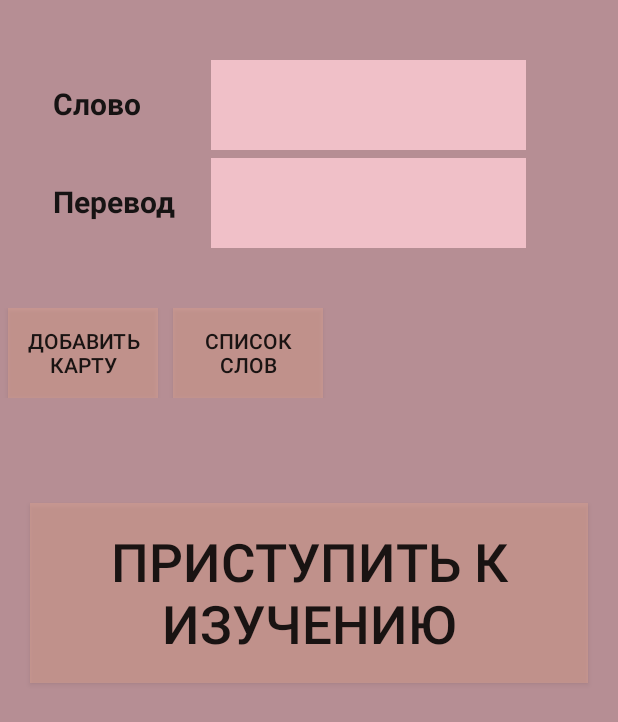
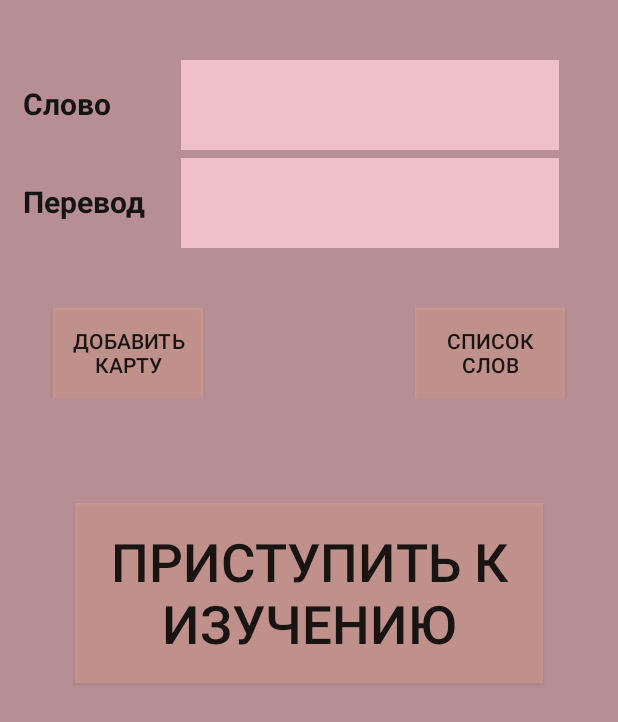
Before and after one commit to sub4ik/Flash_Cards, an Android app: the Main2Activity screen opened directly, with no data from a screen before it, on a phone screen of 412 x 824 dp. Shown: the top 722 px of the screen. Run offline under Robolectric (Android 15) with nearby library versions, the phone set to English and light mode, and no system bars.

Commit message:
Change button position in db_add.xml

```diff
--- a/app/src/main/res/layout/db_add.xml
+++ b/app/src/main/res/layout/db_add.xml
@@ -8,14 +8,14 @@
         android:id="@+id/linearLayout1"
         android:layout_width="match_parent"
         android:layout_height="wrap_content"
-        android:layout_marginLeft="30dp"
         android:layout_marginTop="40dp"
         android:weightSum="1">
+
         <TextView
             android:layout_width="100dp"
             android:layout_height="40dp"
             android:text="Слово"
-            android:layout_marginLeft="5dp"
+            android:layout_marginLeft="15dp"
             android:layout_marginRight="5dp"
             android:textSize="20dp"
             android:textColor="#161313"
@@ -28,24 +28,26 @@
             android:id="@+id/etWord"
             android:textStyle="normal|bold"
             android:textSize="18dp"
-            android:background="#F0C0C8" />
+            android:background="#F0C0C8"
+            android:layout_weight="0.52" />
     </LinearLayout>
 
     <LinearLayout
         android:id="@+id/linearLayout4"
         android:layout_width="match_parent"
         android:layout_height="wrap_content"
-        android:layout_marginLeft="30dp"
-        android:layout_marginTop="5dp">
+        android:layout_marginTop="5dp"
+        android:weightSum="1">
         <TextView
             android:layout_width="100dp"
             android:layout_height="40dp"
             android:text="Перевод"
-            android:layout_marginLeft="5dp"
+            android:layout_marginLeft="15dp"
             android:layout_marginRight="5dp"
             android:textSize="20dp"
             android:textColor="#161313"
-            android:textStyle="normal|bold">
+            android:textStyle="normal|bold"
+            android:textAlignment="gravity">
         </TextView>
 
         <EditText
@@ -54,7 +56,8 @@
             android:id="@+id/etTranslate"
             android:textStyle="normal|bold"
             android:textSize="18dp"
-            android:background="#F0C0C8" />
+            android:background="#F0C0C8"
+            android:layout_weight="0.52" />
 
     </LinearLayout>
 
@@ -64,24 +67,30 @@
         android:layout_height="60dp"
         android:layout_marginLeft="0dp"
         android:layout_marginTop="40dp">
+
         <Button
             android:id="@+id/btnAdd"
             android:layout_width="100dp"
             android:layout_height="match_parent"
             android:text="добавить карту"
             android:background="#6ae3a691"
-            android:layout_marginLeft="5dp">
+            android:layout_marginLeft="35dp">
         </Button>
+
+        <Space
+            android:layout_width="wrap_content"
+            android:layout_height="wrap_content"
+            android:layout_weight="1" />
 
         <Button
             android:layout_width="100dp"
             android:layout_height="match_parent"
             android:text="список слов"
             android:id="@+id/btnList1"
-            android:layout_marginLeft="10dp"
             android:background="#6ae3a691"
             android:paddingLeft="5dp"
-            android:paddingRight="5dp" />
+            android:paddingRight="5dp"
+            android:layout_marginRight="35dp" />
 
         <!--<Button
             android:id="@+id/btnClear"
@@ -101,12 +110,12 @@
         android:layout_width="match_parent"
         android:layout_height="120dp"
         android:text="Приступить к  изучению"
-        android:layout_marginLeft="20dp"
+        android:layout_marginLeft="50dp"
         android:layout_gravity="center_horizontal"
         android:layout_marginTop="70dp"
         android:textSize="35dp"
         android:background="#6ae3a691"
-        android:layout_marginRight="20dp">
+        android:layout_marginRight="50dp">
     </Button>
 
 </LinearLayout>
```
